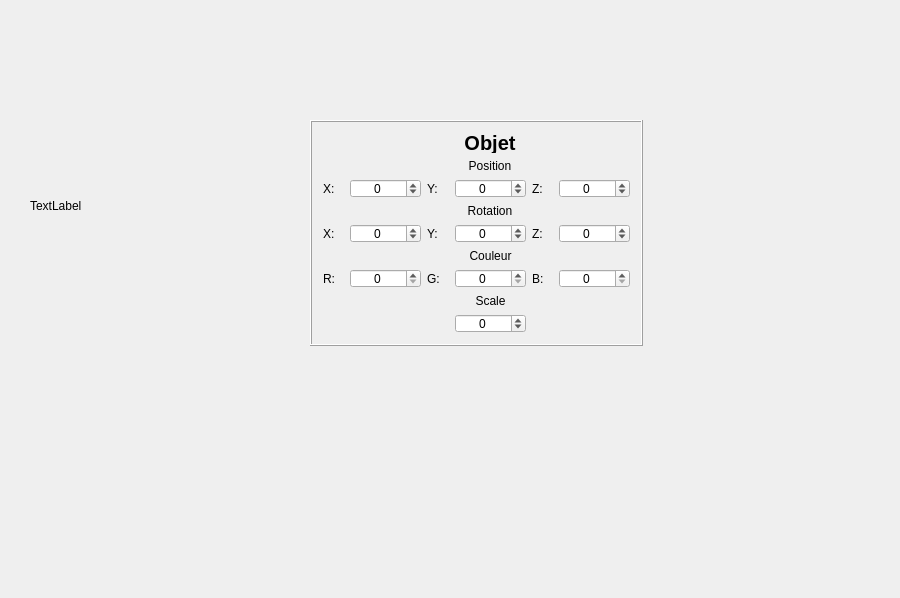
Above: OpenGLFramework/UIQT/uiqt.ui from SamuelDaigle/OpenGLFramework before the change. Below: the same form after it.
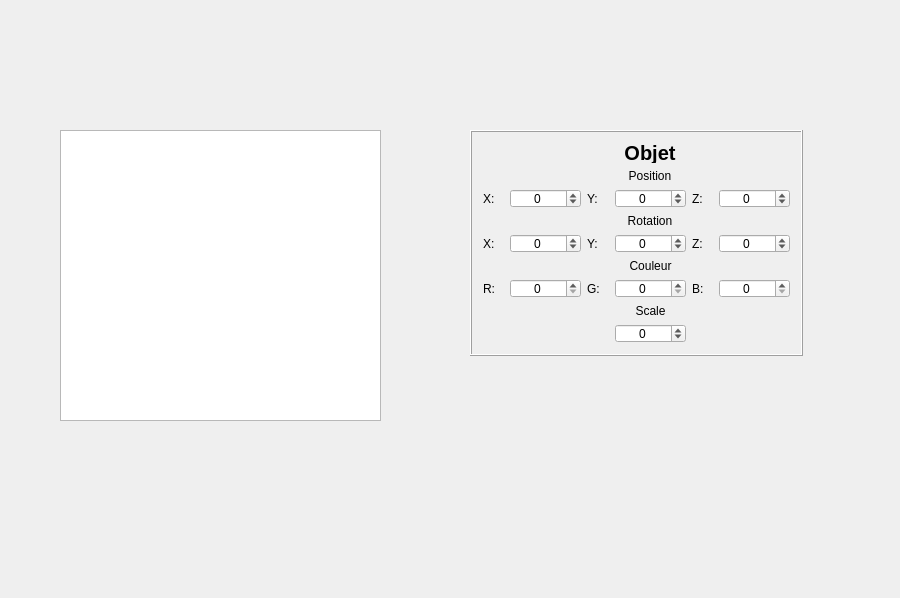
That is the form after the change.

Commit message: Added handler for rmb down and some stuff for hierarchy on UI

The edit to the form file:
```diff
--- a/OpenGLFramework/UIQT/uiqt.ui
+++ b/OpenGLFramework/UIQT/uiqt.ui
@@ -20,8 +20,8 @@
    <widget class="QStackedWidget" name="stackedWidget">
     <property name="geometry">
      <rect>
-      <x>290</x>
-      <y>70</y>
+      <x>450</x>
+      <y>80</y>
       <width>371</width>
       <height>361</height>
      </rect>
@@ -469,18 +469,15 @@
      </widget>
     </widget>
    </widget>
-   <widget class="QLabel" name="hierarchyLabel">
+   <widget class="QListView" name="hierarchyListView">
     <property name="geometry">
      <rect>
-      <x>30</x>
-      <y>80</y>
-      <width>221</width>
-      <height>251</height>
+      <x>60</x>
+      <y>130</y>
+      <width>321</width>
+      <height>291</height>
      </rect>
     </property>
-    <property name="text">
-     <string>TextLabel</string>
-    </property>
    </widget>
   </widget>
  </widget>
```
Left out of the diff: 16 changed lines with no effect on the pictures. The commit also changes 38 other files.
